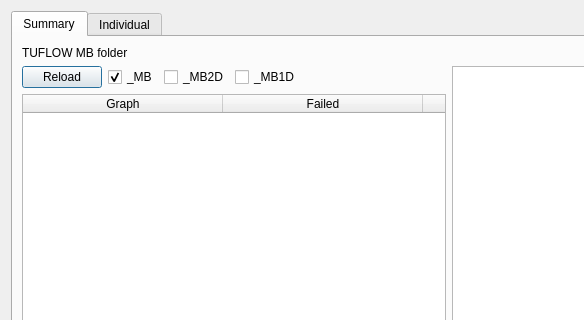
duncan-r/ModCheck, file mod_check/forms/ui_tuflowstability_check_dialog.ui: the form before one commit; both pictures show x 0 to 584 and y 0 to 320 of the 1111 by 661 pixel window.
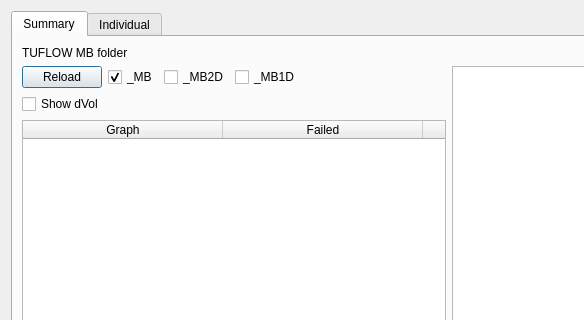
The form after the commit. Custom widgets are drawn as their Qt base class.

Commit message: Add turning dVol on/off on MB check summary graph.

What changed in the file:
```diff
--- a/mod_check/forms/ui_tuflowstability_check_dialog.ui
+++ b/mod_check/forms/ui_tuflowstability_check_dialog.ui
@@ -94,6 +94,13 @@
              </item>
             </layout>
            </item>
+           <item>
+            <widget class="QCheckBox" name="showDvolCheckbox">
+             <property name="text">
+              <string>Show dVol</string>
+             </property>
+            </widget>
+           </item>
            <item>
             <widget class="QTableWidget" name="summaryTable">
              <attribute name="horizontalHeaderCascadingSectionResizes">
```
The commit also changes 5 other files.
